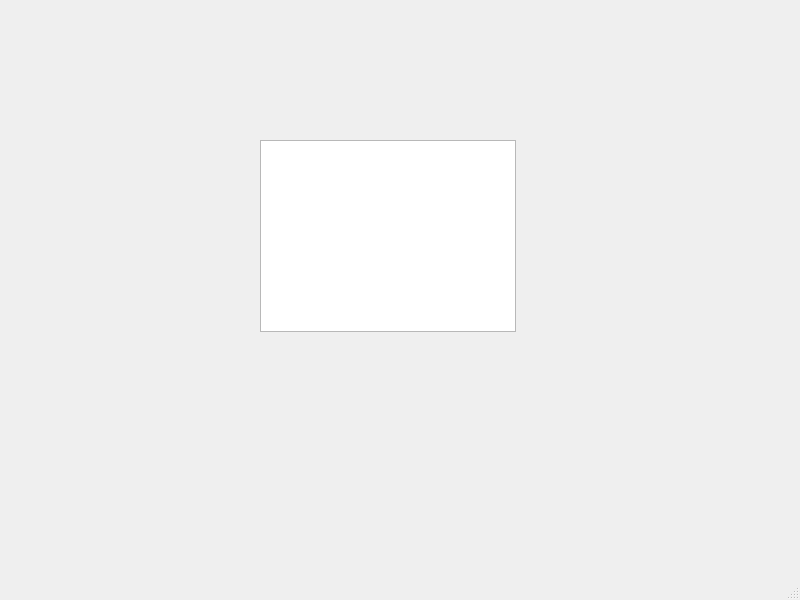
Above: ZKL/mainwindow.ui from Luzinsan/Acquiring-primary-research-skills-dispersed before the change. Below: the same form after it.
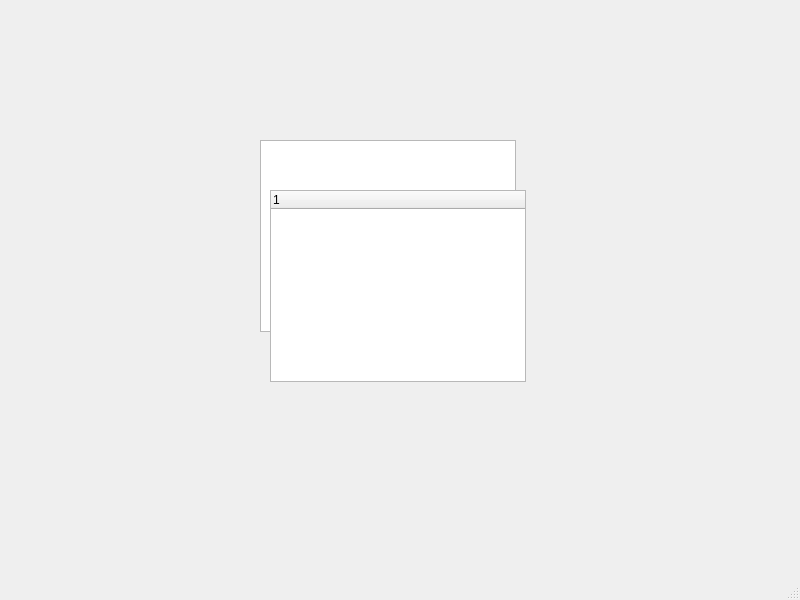
That is the form after the change.

The edit to the form file:
```diff
--- a/ZKL/mainwindow.ui
+++ b/ZKL/mainwindow.ui
@@ -33,6 +33,21 @@
      <bool>true</bool>
     </property>
    </widget>
+   <widget class="QTreeWidget" name="treeWidget">
+    <property name="geometry">
+     <rect>
+      <x>270</x>
+      <y>190</y>
+      <width>256</width>
+      <height>192</height>
+     </rect>
+    </property>
+    <column>
+     <property name="text">
+      <string notr="true">1</string>
+     </property>
+    </column>
+   </widget>
   </widget>
   <widget class="QMenuBar" name="menubar">
    <property name="geometry">
```
